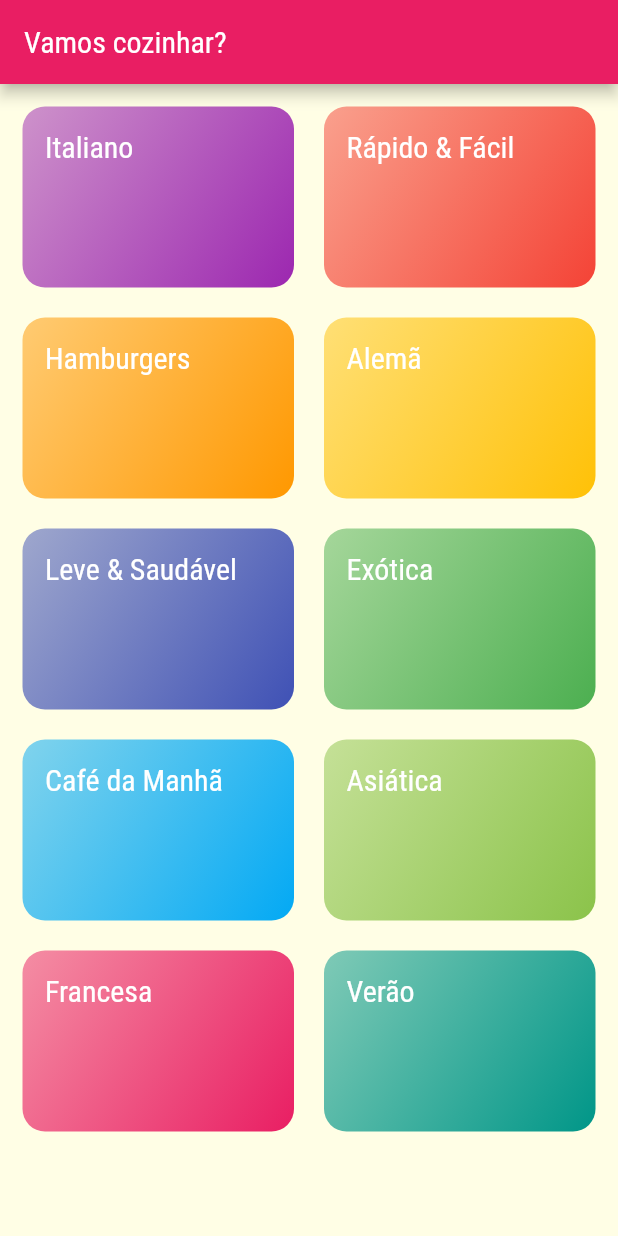
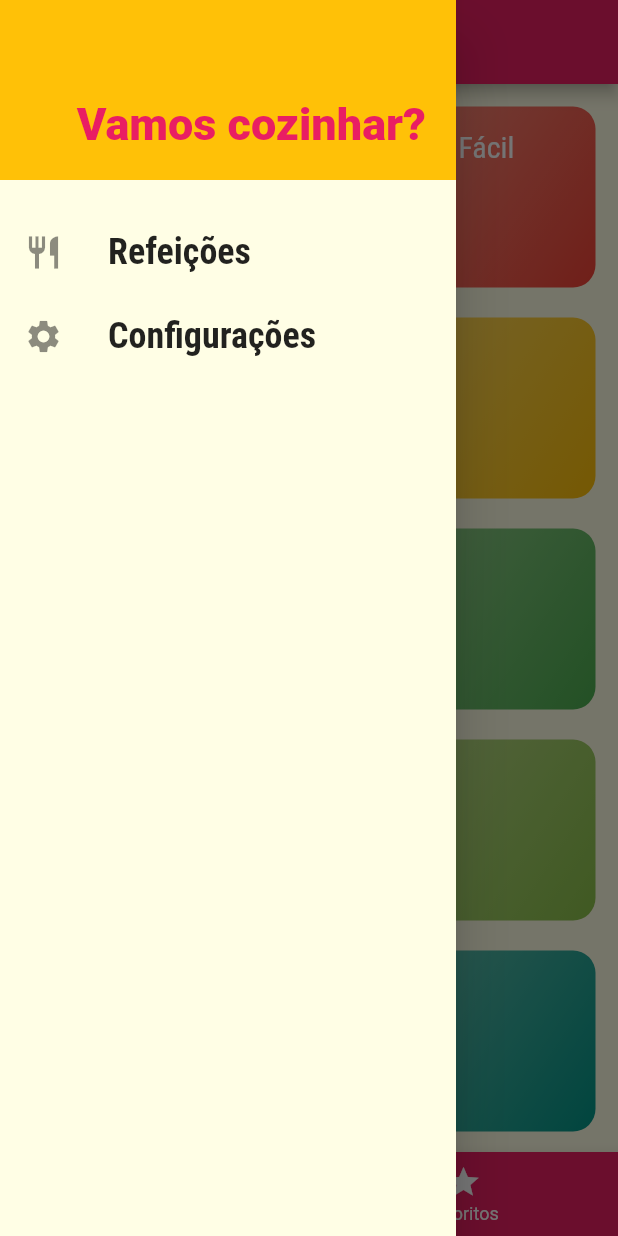
Before and after one commit to ItaloRod/meal, a Flutter app: the screen it shows after launch, with the side drawer open (before the commit the screen has no drawer), on a phone screen of 412 x 824 dp. Run offline on Flutter 3.47's test engine with Material 2 defaults, Android fonts, the phone set to English and light mode, and no system bars.

Commit message:
add main_drawer.dart, tabs_screen.dart and favorite.screen.dart

```diff
--- a/lib/main.dart
+++ b/lib/main.dart
@@ -1,7 +1,8 @@
 import 'package:flutter/material.dart';
 import 'package:meals/screens/categories_meals_screen.dart';
-import 'package:meals/screens/categories_screen.dart';
+import 'package:meals/screens/meal_detail_screen.dart';
 import 'package:meals/screens/not_found_screen.dart';
+import 'package:meals/screens/tabs_screen.dart';
 import 'package:meals/utils/app_routes.dart';
 
 void main() => runApp(MyApp());
@@ -22,9 +23,9 @@
               titleLarge: const TextStyle(
                   fontSize: 20, fontFamily: 'RobotoCondensed'))),
       routes: {
-        AppRoutes.HOME: (ctx) => const CategoriesScreen(),
+        AppRoutes.HOME: (ctx) => const TabsScreen(),
         AppRoutes.CATEGORIES_MEALS: (ctx) => const CategoriesMealsScreen(),
-        // AppRoutes.MEAL_DETAIL: (ctx) => MealDetailScreen(),
+        AppRoutes.MEAL_DETAIL: (ctx) => MealDetailScreen(),
       },
       onUnknownRoute: (settings) {
         return MaterialPageRoute(builder: (_) => const NotFoundScreen());
--- a/lib/screens/categories_screen.dart
+++ b/lib/screens/categories_screen.dart
@@ -7,11 +7,7 @@
 
   @override
   Widget build(BuildContext context) {
-    return Scaffold(
-      appBar: AppBar(
-        title: const Text('Vamos cozinhar?'),
-      ),
-      body: GridView(
+    return GridView(
       padding: const EdgeInsets.all(15),
       gridDelegate: const SliverGridDelegateWithMaxCrossAxisExtent(
           maxCrossAxisExtent: 200,
@@ -20,7 +16,6 @@
           mainAxisSpacing: 20),
       children:
           dummyCategories.map((cat) => CategoryItem(category: cat)).toList(),
-      ),
     );
   }
 }
--- /dev/null
+++ b/lib/screens/tabs_screen.dart
@@ -0,0 +1,49 @@
+import 'package:flutter/material.dart';
+import 'package:meals/screens/categories_screen.dart';
+import 'package:meals/screens/favorite.screen.dart';
+import 'package:meals/widgets/main_drawer.dart';
+
+class TabsScreen extends StatefulWidget {
+  const TabsScreen({Key? key}) : super(key: key);
+
+  @override
+  State<TabsScreen> createState() => _TabsScreenState();
+}
+
+class _TabsScreenState extends State<TabsScreen> {
+  int _selectedScreenIndex = 0;
+  final List<Map<String, dynamic>> _screens = [
+    {'title': 'Lista de categorias', 'screen': const CategoriesScreen()},
+    {'title': 'Meus Favoritos', 'screen': const FavoriteScreen()}
+  ];
+
+  _selectScreen(int index) {
+    setState(() {
+      _selectedScreenIndex = index;
+    });
+  }
+
+  @override
+  Widget build(BuildContext context) {
+    return Scaffold(
+      appBar: AppBar(
+        title: Text(_screens[_selectedScreenIndex]['title'] as String),
+      ),
+      drawer: const MainDrawer(),
+      body: _screens[_selectedScreenIndex]['screen'] as Widget,
+      bottomNavigationBar: BottomNavigationBar(
+        onTap: _selectScreen,
+        backgroundColor: Theme.of(context).colorScheme.primary,
+        unselectedItemColor: Colors.white,
+        selectedItemColor: Theme.of(context).colorScheme.secondary,
+        currentIndex: _selectedScreenIndex,
+        type: BottomNavigationBarType.fixed,
+        items: const [
+          BottomNavigationBarItem(
+              icon: Icon(Icons.category), label: 'categorias'),
+          BottomNavigationBarItem(icon: Icon(Icons.star), label: 'favoritos')
+        ],
+      ),
+    );
+  }
+}
--- /dev/null
+++ b/lib/widgets/main_drawer.dart
@@ -0,0 +1,46 @@
+import 'package:flutter/material.dart';
+
+class MainDrawer extends StatelessWidget {
+  const MainDrawer({Key? key}) : super(key: key);
+
+  Widget _createItem(IconData icon, String label) {
+    return ListTile(
+      leading: Icon(icon, size: 26),
+      title: Text(
+        label,
+        style: const TextStyle(
+            fontFamily: 'RobotoCondensed',
+            fontSize: 24,
+            fontWeight: FontWeight.bold),
+      ),
+      onTap: () {},
+    );
+  }
+
+  @override
+  Widget build(BuildContext context) {
+    return Drawer(
+      child: Column(
+        children: [
+          Container(
+            height: 120,
+            width: double.infinity,
+            padding: const EdgeInsets.all(20),
+            alignment: Alignment.bottomRight,
+            color: Theme.of(context).colorScheme.secondary,
+            child: Text(
+              'Vamos cozinhar?',
+              style: TextStyle(
+                  fontWeight: FontWeight.w900,
+                  fontSize: 30,
+                  color: Theme.of(context).colorScheme.primary),
+            ),
+          ),
+          const SizedBox(height: 20),
+          _createItem(Icons.restaurant, 'Refeições'),
+          _createItem(Icons.settings, 'Configurações')
+        ],
+      ),
+    );
+  }
+}
```
Also changed, not shown: lib/screens/favorite.screen.dart (added, +12 -0 lines), lib/screens/meal_detail_screen.dart (+73 -7 lines). Lines whose indentation alone changed are shown as unchanged.
